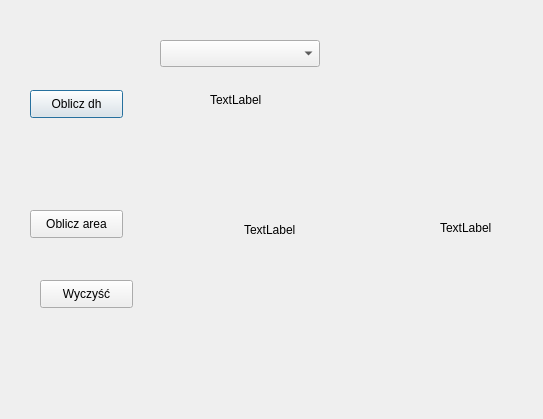
Michalisnot/szybka_wtyczka, file szybka_wtyczka_dialog_base.ui: the form before one commit.
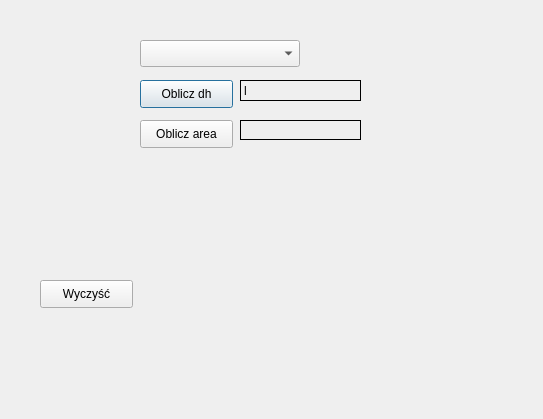
The form after the commit. Custom widgets are drawn as their Qt base class.

Commit message: Implementacja Reguly always_on_top

Diff of the .ui file:
```diff
--- a/szybka_wtyczka_dialog_base.ui
+++ b/szybka_wtyczka_dialog_base.ui
@@ -16,8 +16,8 @@
   <widget class="QPushButton" name="pushButton_calc_dh">
    <property name="geometry">
     <rect>
-     <x>30</x>
-     <y>90</y>
+     <x>140</x>
+     <y>80</y>
      <width>93</width>
      <height>28</height>
     </rect>
@@ -29,7 +29,7 @@
   <widget class="QgsMapLayerComboBox" name="mMapLayerComboBox">
    <property name="geometry">
     <rect>
-     <x>160</x>
+     <x>140</x>
      <y>40</y>
      <width>160</width>
      <height>27</height>
@@ -39,47 +39,40 @@
   <widget class="QLabel" name="label_dh_results">
    <property name="geometry">
     <rect>
-     <x>210</x>
-     <y>90</y>
+     <x>240</x>
+     <y>80</y>
      <width>121</width>
-     <height>20</height>
+     <height>21</height>
     </rect>
    </property>
-   <property name="text">
-    <string>TextLabel</string>
+   <property name="frameShape">
+    <enum>QFrame::Panel</enum>
    </property>
-  </widget>
-  <widget class="QLabel" name="label_2">
-   <property name="geometry">
-    <rect>
-     <x>440</x>
-     <y>220</y>
-     <width>55</width>
-     <height>16</height>
-    </rect>
-   </property>
    <property name="text">
-    <string>TextLabel</string>
+    <string>l</string>
    </property>
   </widget>
   <widget class="QLabel" name="label_3_area_result">
    <property name="geometry">
     <rect>
-     <x>244</x>
-     <y>220</y>
-     <width>141</width>
+     <x>240</x>
+     <y>120</y>
+     <width>121</width>
      <height>20</height>
     </rect>
    </property>
+   <property name="frameShape">
+    <enum>QFrame::Box</enum>
+   </property>
    <property name="text">
-    <string>TextLabel</string>
+    <string/>
    </property>
   </widget>
   <widget class="QPushButton" name="pushButton_calc_area">
    <property name="geometry">
     <rect>
-     <x>30</x>
-     <y>210</y>
+     <x>140</x>
+     <y>120</y>
      <width>93</width>
      <height>28</height>
     </rect>
```
The commit also changes 2 other files.
